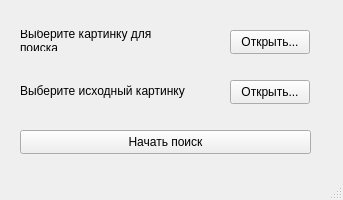
Qt form ImageScaner/mainwindow.ui (AlertedCoffee/ImageScaner) before a commit.
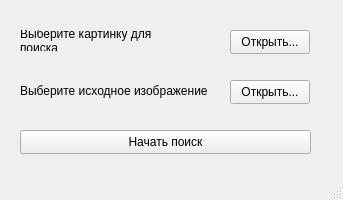
The same form after that commit.

Diff of the .ui file:
```diff
--- a/ImageScaner/mainwindow.ui
+++ b/ImageScaner/mainwindow.ui
@@ -63,12 +63,12 @@
      <rect>
       <x>20</x>
       <y>80</y>
-      <width>171</width>
+      <width>191</width>
       <height>21</height>
      </rect>
     </property>
     <property name="text">
-     <string>Выберите исходный картинку</string>
+     <string>Выберите исходное изображение</string>
     </property>
     <property name="textFormat">
      <enum>Qt::AutoText</enum>
```
